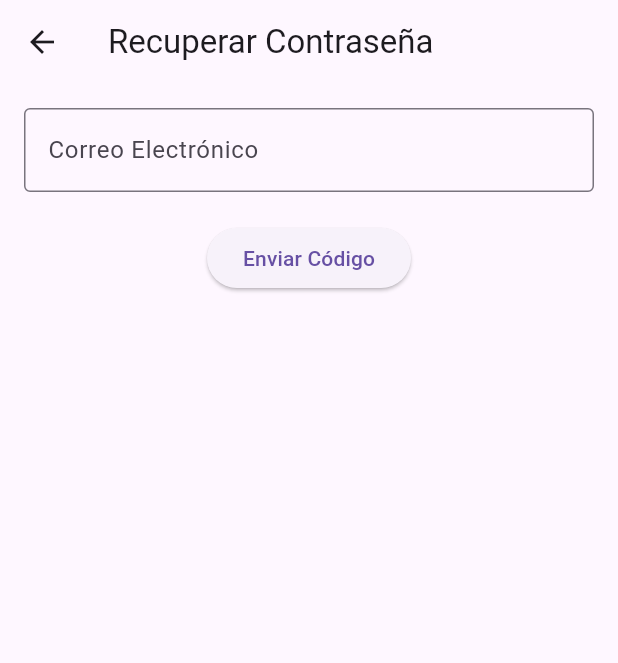
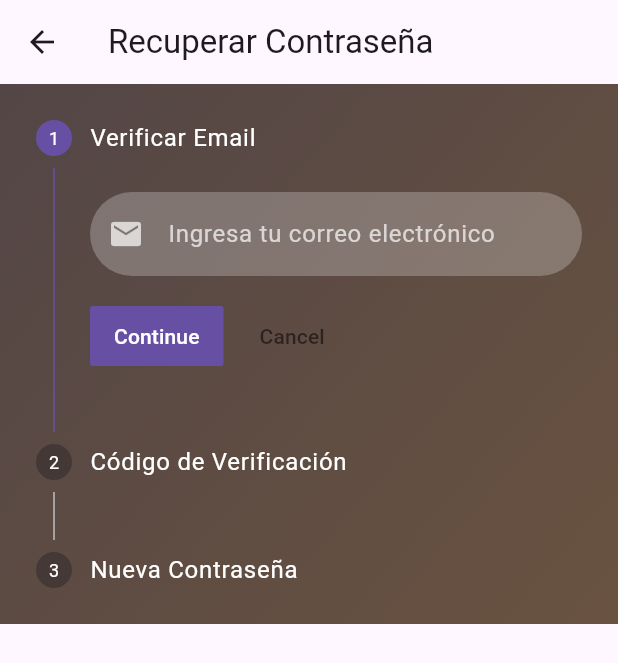
Before and after one commit to Ipeross/Examen_Moviles_Feast_Fit_IPO, a Flutter app: the ForgotPasswordScreen screen opened directly, on a phone screen of 412 x 824 dp. Shown: the top 663 px of the screen. Run offline on Flutter 3.47's test engine with Material 3 defaults, Android fonts, the phone set to English and light mode, and no system bars.

Commit message:
I like this screen more than the before screen

```diff
--- a/lib/screens/forgot_password_screen.dart
+++ b/lib/screens/forgot_password_screen.dart
@@ -8,21 +8,14 @@ class ForgotPasswordScreen extends StatefulWidget {
 }
 
 class _ForgotPasswordScreenState extends State<ForgotPasswordScreen> {
-  final TextEditingController _emailController = TextEditingController();
-  final TextEditingController _codeController = TextEditingController();
-  final TextEditingController _passwordController = TextEditingController();
-  final TextEditingController _confirmPasswordController = TextEditingController();
   final _formKey = GlobalKey<FormState>();
-  bool _isCodeSent = false;
-  bool _isPasswordReset = false;
+  final _emailController = TextEditingController();
+  final _codeController = TextEditingController();
+  final _newPasswordController = TextEditingController();
+  final _confirmPasswordController = TextEditingController();
   bool _isPasswordVisible = false;
   bool _isConfirmPasswordVisible = false;
-
-  void _showSnackBar(String message, Color color) {
-    ScaffoldMessenger.of(context).showSnackBar(
-      SnackBar(content: Text(message), backgroundColor: color),
-    );
-  }
+  int _currentStep = 0;
 
   @override
   Widget build(BuildContext context) {
@@ -30,121 +23,167 @@ class _ForgotPasswordScreenState extends State<ForgotPasswordScreen> {
       appBar: AppBar(
         title: const Text('Recuperar Contraseña'),
       ),
-      body: Padding(
-        padding: const EdgeInsets.all(16.0),
-        child: Form(
+      body: Container(
+        decoration: BoxDecoration(
+          gradient: LinearGradient(
+            begin: Alignment.topLeft,
+            end: Alignment.bottomRight,
+            colors: [
+              Color.fromARGB(255, 83, 70, 70),
+              Color.fromARGB(255, 105, 82, 64),
+            ],
+          ),
+        ),
+        child: Stepper(
+          currentStep: _currentStep,
+          onStepContinue: () {
+            if (_currentStep < 2) {
+              setState(() {
+                _currentStep++;
+              });
+            } else {
+              // Aquí iría la lógica para finalizar el proceso
+              ScaffoldMessenger.of(context).showSnackBar(
+                const SnackBar(
+                  content: Text('¡Contraseña actualizada exitosamente!'),
+                  backgroundColor: Colors.green,
+                ),
+              );
+              Navigator.pop(context);
+            }
+          },
+          onStepCancel: () {
+            if (_currentStep > 0) {
+              setState(() {
+                _currentStep--;
+              });
+            }
+          },
+          steps: [
+            Step(
+              title: const Text('Verificar Email', style: TextStyle(color: Colors.white)),
+              content: Form(
                 key: _formKey,
-          child: Column(
-            children: [
-              if (!_isCodeSent && !_isPasswordReset)
-                TextFormField(
+                child: TextFormField(
                   controller: _emailController,
-                  decoration: const InputDecoration(
-                    labelText: 'Correo Electrónico',
-                    border: OutlineInputBorder(),
+                  decoration: InputDecoration(
+                    hintText: 'Ingresa tu correo electrónico',
+                    prefixIcon: const Icon(Icons.email, color: Colors.white70),
+                    filled: true,
+                    fillColor: Colors.white24,
+                    border: OutlineInputBorder(
+                      borderRadius: BorderRadius.circular(30),
+                      borderSide: BorderSide.none,
                     ),
-                  keyboardType: TextInputType.emailAddress,
+                    hintStyle: const TextStyle(color: Colors.white70),
+                  ),
+                  style: const TextStyle(color: Colors.white),
                   validator: (value) {
                     if (value == null || value.isEmpty) {
-                      return 'Por favor ingresa tu correo electrónico';
+                      return 'Por favor ingresa tu correo';
                     }
-                    if (!RegExp(r'^[^@]+@[^@]+\.[^@]+').hasMatch(value)) {
+                    if (!value.contains('@')) {
                       return 'Ingresa un correo válido';
                     }
                     return null;
                   },
                 ),
-              if (_isCodeSent && !_isPasswordReset)
+              ),
+              isActive: _currentStep >= 0,
+            ),
+            Step(
+              title: const Text('Código de Verificación', style: TextStyle(color: Colors.white)),
+              content: Column(
+                children: [
+                  const Text(
+                    'Te hemos enviado un código de verificación a tu correo electrónico',
+                    style: TextStyle(color: Colors.white70),
+                  ),
+                  const SizedBox(height: 20),
                   TextFormField(
                     controller: _codeController,
-                  decoration: const InputDecoration(
-                    labelText: 'Código de Verificación',
-                    border: OutlineInputBorder(),
+                    decoration: InputDecoration(
+                      hintText: 'Ingresa el código',
+                      prefixIcon: const Icon(Icons.lock_clock, color: Colors.white70),
+                      filled: true,
+                      fillColor: Colors.white24,
+                      border: OutlineInputBorder(
+                        borderRadius: BorderRadius.circular(30),
+                        borderSide: BorderSide.none,
                       ),
+                      hintStyle: const TextStyle(color: Colors.white70),
+                    ),
+                    style: const TextStyle(color: Colors.white),
                     keyboardType: TextInputType.number,
-                  validator: (value) {
-                    if (value == null || value.isEmpty) {
-                      return 'Por favor ingresa el código de verificación';
-                    }
-                    return null;
-                  },
                   ),
-              if (_isPasswordReset)
-                Column(
+                ],
+              ),
+              isActive: _currentStep >= 1,
+            ),
+            Step(
+              title: const Text('Nueva Contraseña', style: TextStyle(color: Colors.white)),
+              content: Column(
                 children: [
                   TextFormField(
-                      controller: _passwordController,
+                    controller: _newPasswordController,
+                    obscureText: !_isPasswordVisible,
                     decoration: InputDecoration(
-                        labelText: 'Nueva Contraseña',
-                        border: OutlineInputBorder(),
+                      hintText: 'Nueva contraseña',
+                      prefixIcon: const Icon(Icons.lock, color: Colors.white70),
                       suffixIcon: IconButton(
-                          icon: Icon(_isPasswordVisible ? Icons.visibility_off : Icons.visibility),
+                        icon: Icon(
+                          _isPasswordVisible ? Icons.visibility_off : Icons.visibility,
+                          color: Colors.white70,
+                        ),
                         onPressed: () {
                           setState(() {
                             _isPasswordVisible = !_isPasswordVisible;
                           });
                         },
                       ),
+                      filled: true,
+                      fillColor: Colors.white24,
+                      border: OutlineInputBorder(
+                        borderRadius: BorderRadius.circular(30),
+                        borderSide: BorderSide.none,
                       ),
-                      obscureText: !_isPasswordVisible,
-                      validator: (value) {
-                        if (value == null || value.isEmpty) {
-                          return 'Por favor ingresa tu nueva contraseña';
-                        }
-                        return null;
-                      },
+                      hintStyle: const TextStyle(color: Colors.white70),
+                    ),
+                    style: const TextStyle(color: Colors.white),
                   ),
                   const SizedBox(height: 20),
                   TextFormField(
                     controller: _confirmPasswordController,
+                    obscureText: !_isConfirmPasswordVisible,
                     decoration: InputDecoration(
-                        labelText: 'Confirmar Contraseña',
-                        border: OutlineInputBorder(),
+                      hintText: 'Confirmar contraseña',
+                      prefixIcon: const Icon(Icons.lock_outline, color: Colors.white70),
                       suffixIcon: IconButton(
-                          icon: Icon(_isConfirmPasswordVisible ? Icons.visibility_off : Icons.visibility),
+                        icon: Icon(
+                          _isConfirmPasswordVisible ? Icons.visibility_off : Icons.visibility,
+                          color: Colors.white70,
+                        ),
                         onPressed: () {
                           setState(() {
                             _isConfirmPasswordVisible = !_isConfirmPasswordVisible;
                           });
                         },
                       ),
+                      filled: true,
+                      fillColor: Colors.white24,
+                      border: OutlineInputBorder(
+                        borderRadius: BorderRadius.circular(30),
+                        borderSide: BorderSide.none,
                       ),
-                      obscureText: !_isConfirmPasswordVisible,
-                      validator: (value) {
-                        if (value == null || value.isEmpty) {
-                          return 'Por favor confirma tu contraseña';
-                        }
-                        if (value != _passwordController.text) {
-                          return 'Las contraseñas no coinciden';
-                        }
-                        return null;
-                      },
+                      hintStyle: const TextStyle(color: Colors.white70),
+                    ),
+                    style: const TextStyle(color: Colors.white),
                   ),
                 ],
               ),
-              const SizedBox(height: 20),
-              ElevatedButton(
-                onPressed: () {
-                  if (_formKey.currentState!.validate()) {
-                    setState(() {
-                      if (!_isCodeSent) {
-                        _isCodeSent = true;
-                        _showSnackBar('Código enviado a tu correo', Colors.blue);
-                      } else if (!_isPasswordReset) {
-                        _isPasswordReset = true;
-                        _showSnackBar('Código verificado correctamente', Colors.green);
-                      } else {
-                        _showSnackBar('Contraseña restablecida con éxito', Colors.green);
-                      }
-                    });
-                  }
-                },
-                child: Text(
-                  !_isCodeSent ? 'Enviar Código' : (!_isPasswordReset ? 'Verificar Código' : 'Restablecer Contraseña'),
-                ),
+              isActive: _currentStep >= 2,
             ),
           ],
-          ),
         ),
       ),
     );
@@ -154,7 +193,7 @@ class _ForgotPasswordScreenState extends State<ForgotPasswordScreen> {
   void dispose() {
     _emailController.dispose();
     _codeController.dispose();
-    _passwordController.dispose();
+    _newPasswordController.dispose();
     _confirmPasswordController.dispose();
     super.dispose();
   }
```
Lines whose indentation alone changed are shown as unchanged.
